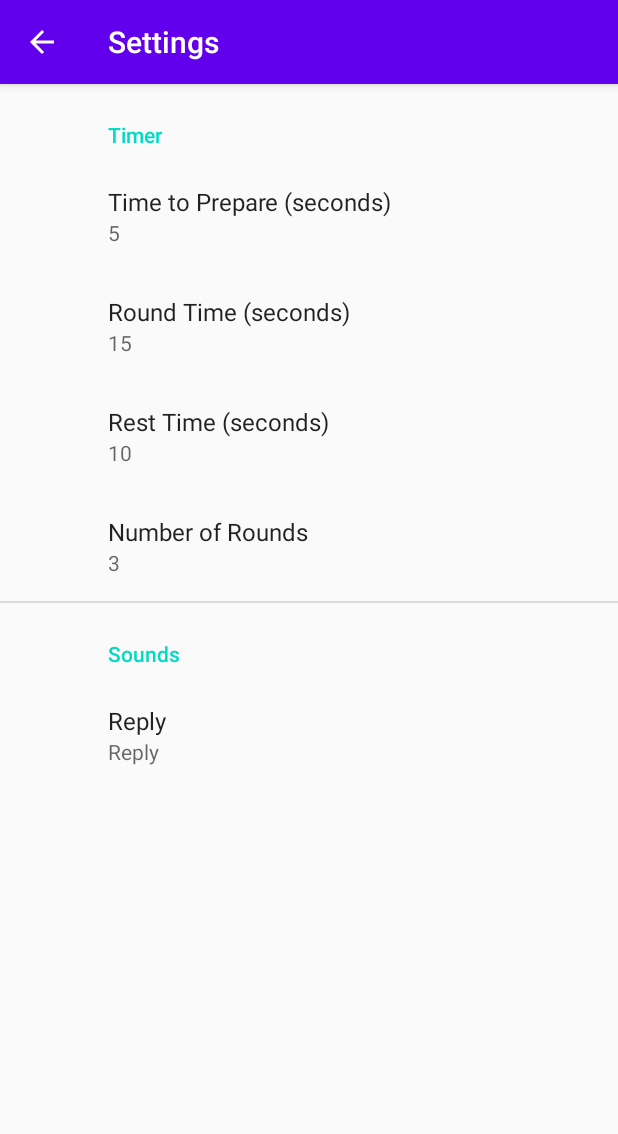
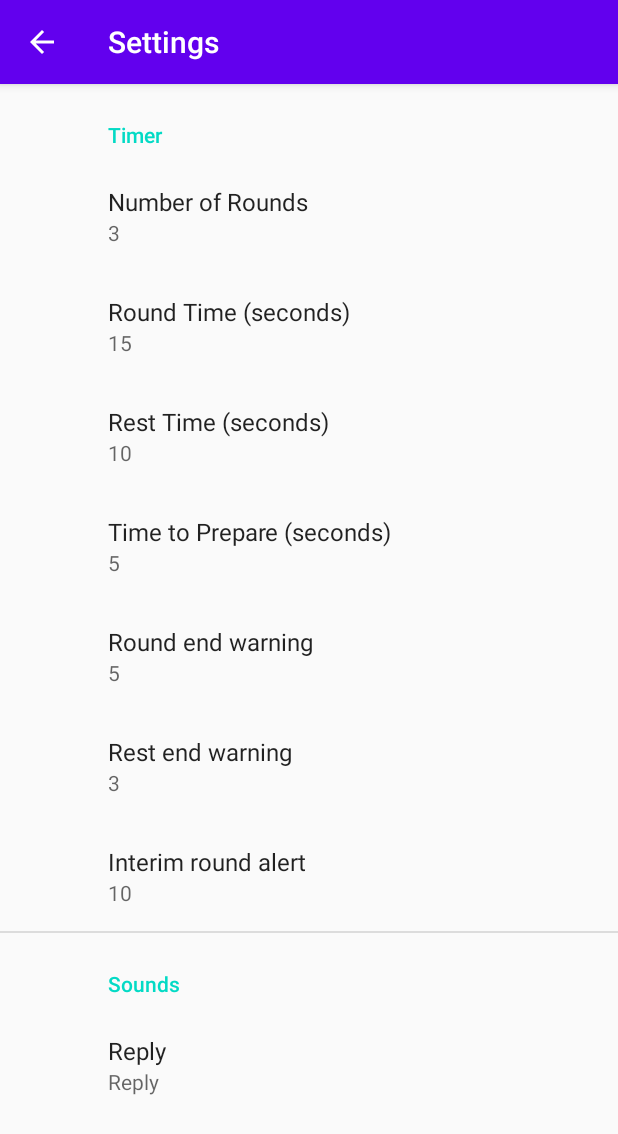
Before and after one commit to shuaybk/SirBoxalot, an Android app: the screen it shows after launch (SettingsActivity), after a tap on "Settings", on a phone screen of 412 x 824 dp. Shown: the top 1134 px of the screen. Run offline under Robolectric (Android 15) with nearby library versions, the phone set to English and light mode, and no system bars; our stand-ins replace androidx.preference; libraries missing offline, so code that uses them is left out: com.shuayb.capstone; 11 statements that could not run were skipped.

Commit message:
Add a status message on main screen to indicate to user what is currently happening (fight/rest/pause).  Add forward button to move to the next stage of the timer (fight->rest, rest->next round, etc)

```diff
--- a/app/src/main/java/com/shuayb/capstone/android/sirboxalot/MainActivity.kt
+++ b/app/src/main/java/com/shuayb/capstone/android/sirboxalot/MainActivity.kt
@@ -23,10 +23,15 @@ class MainActivity : AppCompatActivity() {
     private val PREPARE_TIME : Int = 5     //In seconds
     private val NUM_ROUNDS : Int = 3
 
+    private lateinit var STATUS_PREP : String
+    private lateinit var STATUS_FIGHT : String
+    private lateinit var STATUS_REST : String
+    private lateinit var STATUS_COMPLETE : String
+    private lateinit var STATUS_PAUSED : String
+
     private lateinit var mBinding : ActivityMainBinding
     private lateinit var mediaPlayer : MediaPlayer
     private lateinit var counterJob : Job
-    private lateinit var counterThread : Thread
     private var timeRemaining : Int = ROUND_TIME
     private var roundsRemaining : Int = NUM_ROUNDS
     private var timerState : String = TIMER_STATE_STOPPED     //State can be stopped/running/paused
@@ -39,7 +44,13 @@ class MainActivity : AppCompatActivity() {
     }
 
     private fun initSetup() {
-        updateTimerViews()
+        STATUS_PREP = getString(R.string.status_prep)
+        STATUS_FIGHT = getString(R.string.status_fight)
+        STATUS_REST = getString(R.string.status_rest)
+        STATUS_COMPLETE = getString(R.string.status_complete)
+        STATUS_PAUSED = getString(R.string.status_paused)
+
+        updateTimerViews("")
         mediaPlayer = MediaPlayer.create(this, R.raw.triple_bell)
         mBinding.startButton.setOnClickListener {
             startCounterThread()
@@ -50,22 +61,32 @@ class MainActivity : AppCompatActivity() {
         mBinding.resetButton.setOnClickListener {
             resetCounter()
         }
+        mBinding.forwardButton.setOnClickListener {
+            timeRemaining = 0;
+        }
+        if (timeRemaining < 0) {
+            timeRemaining = 0
+        }
     }
 
-    private fun updateTimerViews() {
+    private fun updateTimerViews(currStatus : String) {
         runOnUiThread {
+            mBinding.timerStatusText.setText(currStatus)
             mBinding.roundTimeRemaining.setText("$timeRemaining")
             mBinding.roundsRemaining.setText("$roundsRemaining")
 
             if (timerState == TIMER_STATE_STOPPED) {
                 mBinding.startButton.visibility = View.VISIBLE
                 mBinding.pauseButton.visibility = View.INVISIBLE
+                mBinding.forwardButton.visibility = View.GONE
             } else if (timerState == TIMER_STATE_PAUSED) {
                 mBinding.startButton.visibility = View.VISIBLE
                 mBinding.pauseButton.visibility = View.INVISIBLE
+                mBinding.forwardButton.visibility = View.VISIBLE
             } else if (timerState == TIMER_STATE_RUNNING) {
                 mBinding.startButton.visibility = View.INVISIBLE
                 mBinding.pauseButton.visibility = View.VISIBLE
+                mBinding.forwardButton.visibility = View.VISIBLE
             }
         }
     }
@@ -81,77 +102,52 @@ class MainActivity : AppCompatActivity() {
             //play resume sound
             timerState = TIMER_STATE_RUNNING
         }
-        updateTimerViews()
+        updateTimerViews("")
         counterJob = GlobalScope.launch {
             if (prepareRequired && PREPARE_TIME > 0) {
+                //This is the prepare timer
                 while (timeRemaining > 0) {
-                    updateTimerViews()
+                    updateTimerViews(STATUS_PREP)
                     delay(1000)
                     timeRemaining--
                 }
                 prepareRequired = false
-                timeRemaining += ROUND_TIME
-                mediaPlayer.start()
+                timeRemaining = ROUND_TIME
+                playSound()
             }
             while (roundsRemaining > 0) {
+                //This is the fight timer
                 while (timeRemaining > 0) {
-                    updateTimerViews()
+                    updateTimerViews(STATUS_FIGHT)
                     delay(1000)
                     timeRemaining--
                 }
                 if (roundsRemaining > 1 && REST_TIME > 0) {
-                    timeRemaining += REST_TIME
-                    mediaPlayer.start()
-
+                    timeRemaining = REST_TIME
+                    playSound()
+                    //This is the rest timer
                     while (timeRemaining > 0) {
-                        updateTimerViews()
+                        updateTimerViews(STATUS_REST)
                         delay(1000)
                         timeRemaining--
                     }
                 }
                 roundsRemaining--
                 if (roundsRemaining > 0) {
-                    timeRemaining += ROUND_TIME
-                    mediaPlayer.start()
+                    timeRemaining = ROUND_TIME
+                    playSound()
                 }
             }
-            mediaPlayer.start() //End bell
+            playSound() //End bell
             timerState = TIMER_STATE_STOPPED
-            updateTimerViews()
+            updateTimerViews(STATUS_COMPLETE)
         }
-        /*
-        counterJob = GlobalScope.launch {
-            while (roundsRemaining > 0) {
-                timeRemaining += ROUND_TIME
-                mediaPlayer.start()
-                while (timeRemaining > 0) {
-                    updateTimerViews()
-                    delay(1000)
-                    timeRemaining--
-                }
-                if (roundsRemaining > 1 && REST_TIME > 0) {
-                    timeRemaining += REST_TIME
-                    mediaPlayer.start()
-
-                    while (timeRemaining > 0) {
-                        updateTimerViews()
-                        delay(1000)
-                        timeRemaining--
-                    }
-                }
-                roundsRemaining--
-            }
-            updateTimerViews()
-            mediaPlayer.start() //End bell
-            timerRunning = false
-        }
-         */
     }
 
     private fun pauseCounterThread() {
         counterJob.cancel()
         timerState = TIMER_STATE_PAUSED
-        updateTimerViews()
+        updateTimerViews(STATUS_PAUSED)
     }
 
     private fun resetCounter() {
@@ -161,7 +157,14 @@ class MainActivity : AppCompatActivity() {
         timerState = TIMER_STATE_STOPPED
         roundsRemaining = NUM_ROUNDS
         timeRemaining = ROUND_TIME
-        updateTimerViews()
+        updateTimerViews("")
+    }
+
+    private fun playSound() {
+        GlobalScope.launch {
+            val mpSound = MediaPlayer.create(applicationContext, R.raw.triple_bell)
+            mpSound.start()
+        }
     }
 
     override fun onCreateOptionsMenu(menu: Menu?): Boolean {
--- a/app/src/main/res/values/strings.xml
+++ b/app/src/main/res/values/strings.xml
@@ -2,4 +2,11 @@
     <string name="app_name">SirBoxalot</string>
     <string name="title_activity_settings">Settings</string>
 
+    <!-- Main status text -->
+    <string name="status_fight">Fight!</string>
+    <string name="status_rest">Rest</string>
+    <string name="status_prep">Prepare to Fight</string>
+    <string name="status_complete">Complete</string>
+    <string name="status_paused">--paused--</string>
+
 </resources>
--- a/app/src/main/res/xml/root_preferences.xml
+++ b/app/src/main/res/xml/root_preferences.xml
@@ -3,9 +3,9 @@
     <PreferenceCategory app:title="Timer">
 
         <EditTextPreference
-            app:title="Time to Prepare (seconds)"
-            app:defaultValue="5"
-            app:key="prepare_time_key"
+            app:title="Number of Rounds"
+            app:defaultValue="3"
+            app:key="num_rounds_key"
             app:useSimpleSummaryProvider="true" />
 
         <EditTextPreference
@@ -21,9 +21,30 @@
             app:useSimpleSummaryProvider="true" />
 
         <EditTextPreference
-            app:title="Number of Rounds"
+            app:title="Time to Prepare (seconds)"
+            app:defaultValue="5"
+            app:key="prepare_time_key"
+            app:useSimpleSummaryProvider="true" />
+
+        <EditTextPreference
+            app:title="Round end warning"
+            app:summary="A warning sound will play this many seconds before the round ends"
+            app:defaultValue="5"
+            app:key="round_end_warn_time_key"
+            app:useSimpleSummaryProvider="true" />
+
+        <EditTextPreference
+            app:title="Rest end warning"
+            app:summary="A warning sound will play this many seconds before the rest period ends"
             app:defaultValue="3"
-            app:key="num_rounds_key"
+            app:key="rest_end_warn_time_key"
+            app:useSimpleSummaryProvider="true" />
+
+        <EditTextPreference
+            app:title="Interim round alert"
+            app:summary="An alert will sound this many seconds before the round ends"
+            app:defaultValue="10"
+            app:key="inter_round_alert_time_key"
             app:useSimpleSummaryProvider="true" />
 
     </PreferenceCategory>
```
Also changed, not shown: app/src/main/res/layout/activity_main.xml (+21 -0 lines), 1 other file.
